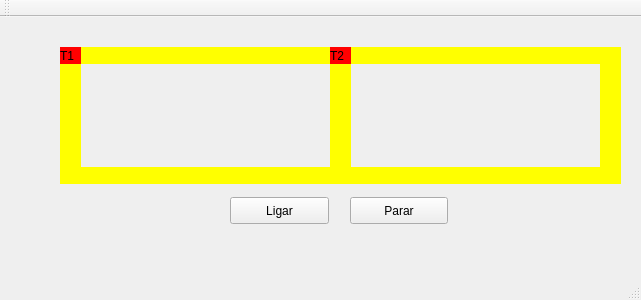
Arphor/Trens, file mainwindow.ui: the form before one commit.
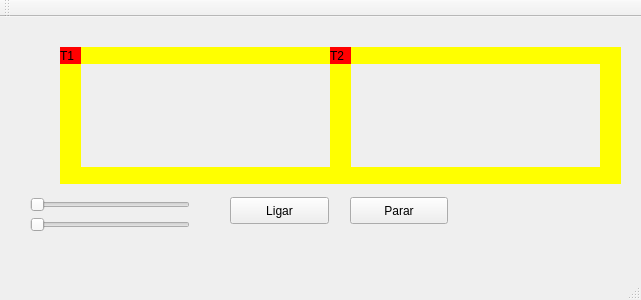
The form after the commit.

Patch:
```diff
--- a/mainwindow.ui
+++ b/mainwindow.ui
@@ -184,6 +184,32 @@
      <string>T2</string>
     </property>
    </widget>
+   <widget class="QSlider" name="horizontalSlider">
+    <property name="geometry">
+     <rect>
+      <x>30</x>
+      <y>180</y>
+      <width>160</width>
+      <height>16</height>
+     </rect>
+    </property>
+    <property name="orientation">
+     <enum>Qt::Horizontal</enum>
+    </property>
+   </widget>
+   <widget class="QSlider" name="horizontalSlider_2">
+    <property name="geometry">
+     <rect>
+      <x>30</x>
+      <y>200</y>
+      <width>160</width>
+      <height>16</height>
+     </rect>
+    </property>
+    <property name="orientation">
+     <enum>Qt::Horizontal</enum>
+    </property>
+   </widget>
    <zorder>label_trilho1</zorder>
    <zorder>label_trilho2</zorder>
    <zorder>label_trilho3</zorder>
```
Left out of the diff: 2 changed lines with no effect on the pictures.
